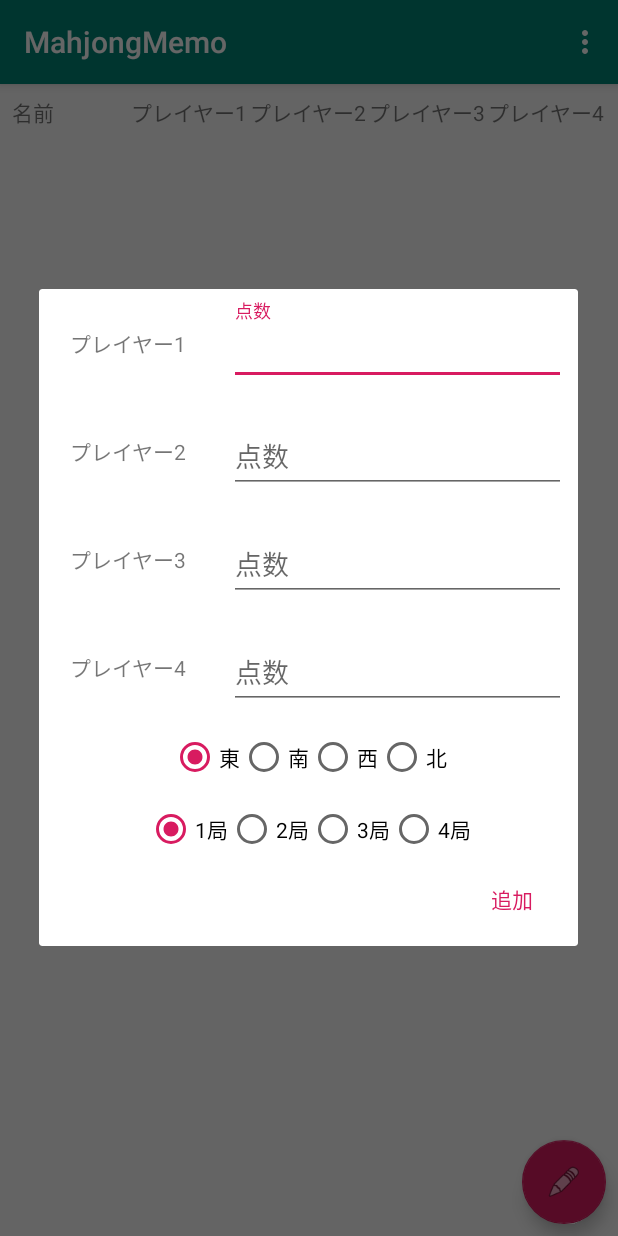
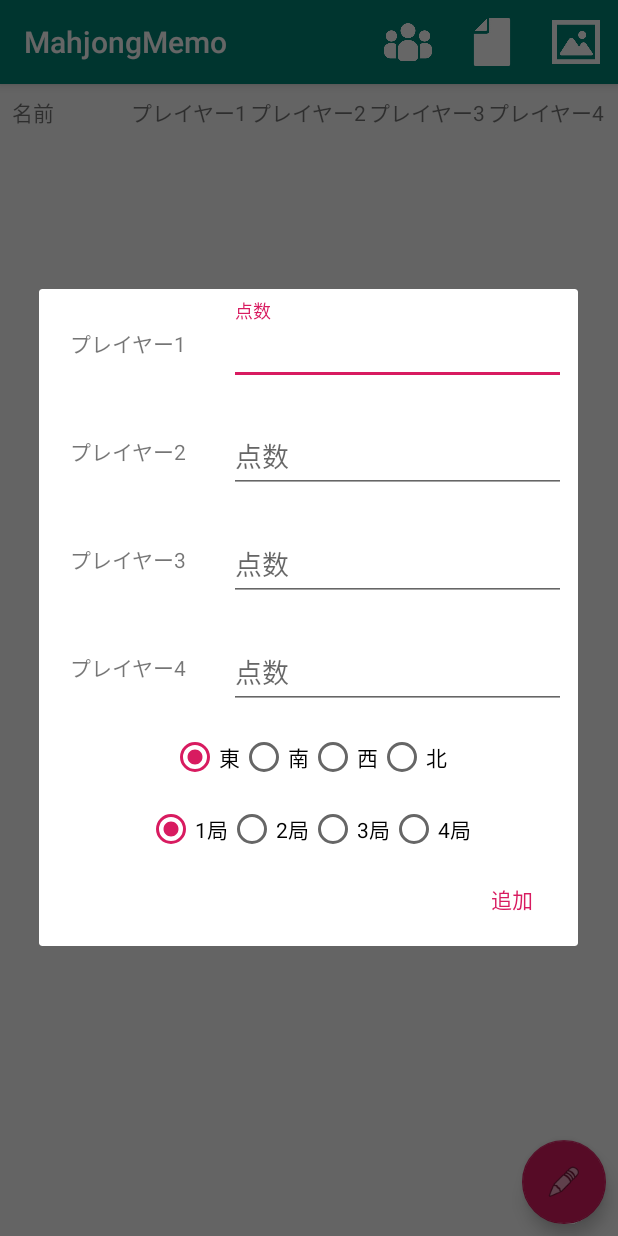
Before and after one commit to Bluewind12/MahjongMemo, an Android app: the screen it shows after launch (MainActivity), after a tap on an icon or button, on a phone screen of 412 x 824 dp. Run offline under Robolectric (Android 15) with nearby library versions, the phone set to English and light mode, and no system bars.

Commit message:
[update]アイコン設定、ファイル名変更

```diff
--- a/app/src/main/res/menu/main_menu.xml
+++ b/app/src/main/res/menu/main_menu.xml
@@ -1,11 +1,18 @@
 <?xml version="1.0" encoding="utf-8"?>
-<menu xmlns:android="http://schemas.android.com/apk/res/android">
+<menu xmlns:android="http://schemas.android.com/apk/res/android"
+        xmlns:app="http://schemas.android.com/apk/res-auto">
     <item android:id="@+id/nameEntry"
+            android:icon="@drawable/icon_human"
+            app:showAsAction="ifRoom"
             android:title="名前登録" />
     <item
             android:id="@+id/menuReset"
+            android:icon="@drawable/icon_newdata"
+            app:showAsAction="ifRoom"
             android:title="データリセット" />
     <item
             android:id="@+id/menuDataOutput"
+            android:icon="@drawable/icon_capture"
+            app:showAsAction="ifRoom"
             android:title="画像出力" />
 </menu>
```
Also changed, not shown: app/src/main/res/drawable/icon_human.webp (renamed from app/src/main/res/drawable/icon_name.webp).
